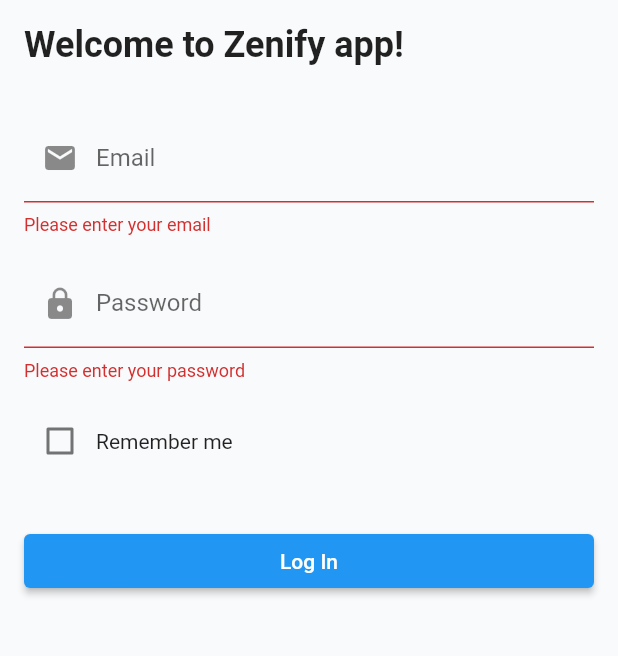
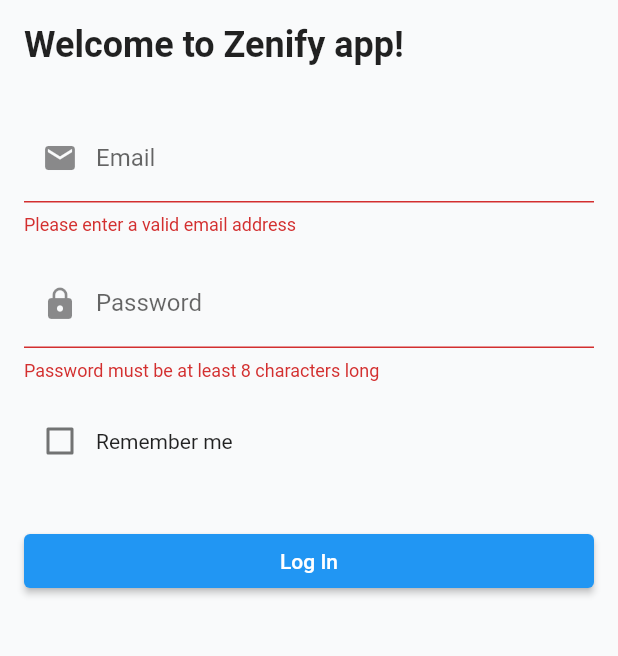
Before and after one commit to abir739/Voyageur_app, a Flutter app: the screen it shows after launch, after a tap on "Log In", on a phone screen of 412 x 824 dp, the part 432-1088 px from its top. Run offline on Flutter 3.47's test engine with Material 2 defaults, Android fonts, the phone set to English and light mode, and no system bars; our stand-ins replace internet_connection_checker.

Commit message:
initial commit

```diff
--- a/lib/auth/login.dart
+++ b/lib/auth/login.dart
@@ -1,4 +1,7 @@
 import 'package:flutter/material.dart';
+import 'package:http/http.dart' as http;
+import 'dart:convert';
+import 'package:internet_connection_checker/internet_connection_checker.dart';
 //import 'package:voyageur_app/planning/planning_screen.dart'; // Import the planning screen
 import 'package:voyageur_app/planning/planning_test.dart';
 
@@ -12,16 +15,55 @@
   final _emailController = TextEditingController();
   final _passwordController = TextEditingController();
   bool _rememberMe = false;
+  bool _isInternetConnected = false;
 
   get endDate => null;
 
   get startDate => null;
 
   @override
+  void initState() {
+    super.initState();
+    checkInternetConnection();
+  }
+
+  void checkInternetConnection() async {
+    bool isConnected = await InternetConnectionChecker().hasConnection;
+    setState(() {
+      _isInternetConnected = isConnected;
+    });
+  }
+
+  @override
   void dispose() {
     _emailController.dispose();
     _passwordController.dispose();
     super.dispose();
+  }
+
+  Future<void> _login() async {
+    final response = await http.post(
+      Uri.parse('http://localhost:3000/login'),
+      headers: <String, String>{
+        'Content-Type': 'application/json; charset=UTF-8',
+      },
+      body: jsonEncode(<String, String>{
+        'email': _emailController.text,
+        'password': _passwordController.text,
+      }),
+    );
+
+    if (response.statusCode == 200) {
+      // Login successful
+      Navigator.pushReplacementNamed(context, '/home');
+    } else {
+      // Login failed
+      ScaffoldMessenger.of(context).showSnackBar(
+        SnackBar(
+          content: Text('Login failed'),
+        ),
+      );
+    }
   }
 
   @override
@@ -62,8 +104,11 @@
                         prefixIcon: Icon(Icons.mail),
                       ),
                       validator: (value) {
-                        if (value == null || value.isEmpty) {
-                          return 'Please enter your email';
+                        if (!_isInternetConnected ||
+                            value == null ||
+                            value.isEmpty ||
+                            !value.contains('@')) {
+                          return 'Please enter a valid email address';
                         }
                         return null;
                       },
@@ -77,8 +122,11 @@
                         prefixIcon: Icon(Icons.lock),
                       ),
                       validator: (value) {
-                        if (value == null || value.isEmpty) {
-                          return 'Please enter your password';
+                        if (!_isInternetConnected ||
+                            value == null ||
+                            value.isEmpty ||
+                            value.length < 8) {
+                          return 'Password must be at least 8 characters long';
                         }
                         return null;
                       },
--- a/lib/planning/planning_screen.dart
+++ b/lib/planning/planning_screen.dart
@@ -92,8 +92,8 @@
     // List of boxes to be built dynamically
     List<Widget> boxes = [];
     // Generate a random number of boxes between 3 and 10
-    //int numBoxes = 3 + DateTime.now().millisecond % 8;
-    int numBoxes = 5;
+    int numBoxes = 3 + DateTime.now().millisecond % 8;
+
     // Loop through the number of boxes and add them to the list
     for (int i = 0; i < numBoxes; i++) {
       for (int j = 0; j < activities.length; j++) {
--- a/pubspec.yaml
+++ b/pubspec.yaml
@@ -36,6 +36,8 @@
   # Use with the CupertinoIcons class for iOS style icons.
   cupertino_icons: ^1.0.2
   intl: ^0.18.0
+  internet_connection_checker: ^1.0.0+1
+  http: ^0.13.5
 
 dev_dependencies:
   flutter_test:
```
Also changed, not shown: pubspec.lock.
